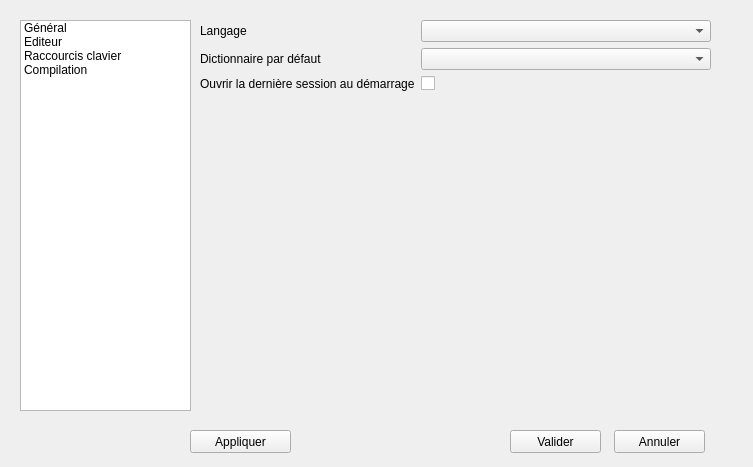
The window that source/dialogconfig.ui (Bramas/texiteasy) describes before a commit, drawn with Qt 5.
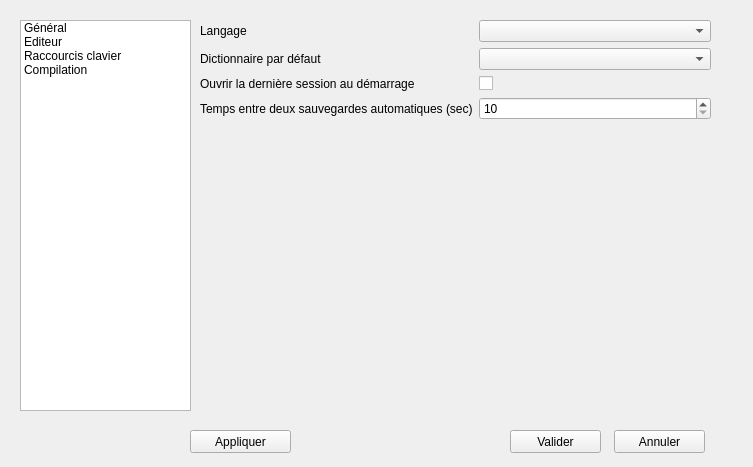
The same window after the commit. The open tabs and pages were chosen to show the change.

```diff
--- a/source/dialogconfig.ui
+++ b/source/dialogconfig.ui
@@ -100,6 +100,23 @@
         </property>
        </widget>
       </item>
+      <item row="3" column="0">
+       <widget class="QLabel" name="label_14">
+        <property name="text">
+         <string>Temps entre deux sauvegardes automatiques (sec)</string>
+        </property>
+       </widget>
+      </item>
+      <item row="3" column="1">
+       <widget class="QSpinBox" name="spinBoxAutoSaveDuration">
+        <property name="minimum">
+         <number>10</number>
+        </property>
+        <property name="maximum">
+         <number>3600</number>
+        </property>
+       </widget>
+      </item>
      </layout>
     </widget>
    </widget>
```
Left out of the diff: 2 changed lines with no effect on the pictures.
